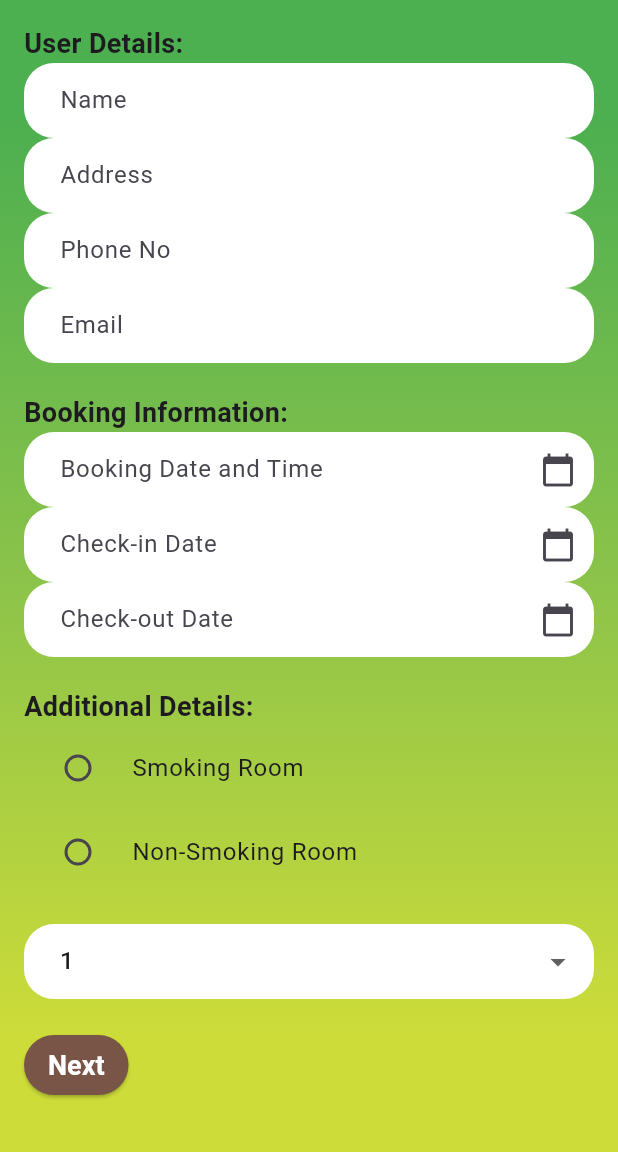
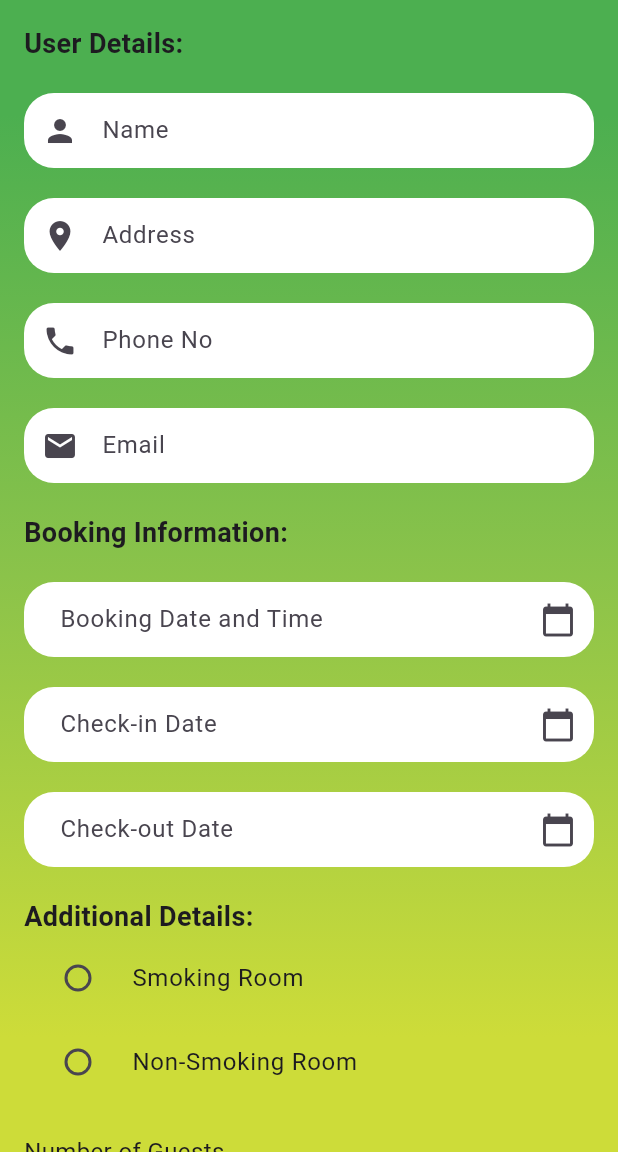
Before and after one commit to afeefnih/Assignment-Mobile, a Flutter app: the BookingPage1 screen opened directly, on a phone screen of 412 x 824 dp, the part 84-1236 px from its top. Run offline on Flutter 3.47's test engine with Material 3 defaults, Android fonts, the phone set to English and light mode, and no system bars; our stand-ins replace flutter_rating_bar, sqflite; accounts and stored records are empty.

Commit message:
Update booking_page_1.dart

```diff
--- a/lib/booking_page_1.dart
+++ b/lib/booking_page_1.dart
@@ -126,30 +126,30 @@ class _BookingPage1State extends State<BookingPage1> {
                 const Text(
                   'User Details:',
                   style: TextStyle(fontSize: 18, fontWeight: FontWeight.bold),
-                ),
+                ),const SizedBox(height: 20),
                 TextFormField(
                   controller: _nameController,
-                  decoration: const InputDecoration(labelText: 'Name'),
+                  decoration: const InputDecoration(prefixIcon: Icon(Icons.person), labelText: 'Name'),
                   validator: (value) {
                     if (value == null || value.isEmpty) {
                       return 'Please enter your name';
                     }
                     return null;
                   },
-                ),
+                ),const SizedBox(height: 20),
                 TextFormField(
                   controller: _addressController,
-                  decoration: const InputDecoration(labelText: 'Address'),
+                  decoration: const InputDecoration(prefixIcon: Icon(Icons.location_on), labelText: 'Address'),
                   validator: (value) {
                     if (value == null || value.isEmpty) {
                       return 'Please enter your address';
                     }
                     return null;
                   },
-                ),
+                ),const SizedBox(height: 20),
                 TextFormField(
                   controller: _phoneController,
-                  decoration: const InputDecoration(labelText: 'Phone No'),
+                  decoration: const InputDecoration(prefixIcon: Icon(Icons.phone),labelText: 'Phone No'),
                   validator: (value) {
                     if (value == null || value.isEmpty) {
                       return 'Please enter your phone number';
@@ -161,10 +161,10 @@ class _BookingPage1State extends State<BookingPage1> {
                     return null;
                   },
                   keyboardType: TextInputType.phone,
-                ),
+                ),const SizedBox(height: 20),
                 TextFormField(
                   controller: _emailController,
-                  decoration: const InputDecoration(labelText: 'Email'),
+                  decoration: const InputDecoration(prefixIcon: Icon(Icons.email), labelText: 'Email'),
                   validator: (value) {
                     if (value == null || value.isEmpty) {
                       return 'Please enter your email';
@@ -182,7 +182,7 @@ class _BookingPage1State extends State<BookingPage1> {
                 const Text(
                   'Booking Information:',
                   style: TextStyle(fontSize: 18, fontWeight: FontWeight.bold),
-                ),
+                ),const SizedBox(height: 20),
                 TextFormField(
                   controller: _bookingDateTimeController,
                   decoration: InputDecoration(
@@ -199,7 +199,7 @@ class _BookingPage1State extends State<BookingPage1> {
                     return null;
                   },
                   readOnly: true,
-                ),
+                ),const SizedBox(height: 20),
                 TextFormField(
                   controller: _checkInDateTimeController,
                   decoration: InputDecoration(
@@ -216,7 +216,7 @@ class _BookingPage1State extends State<BookingPage1> {
                     return null;
                   },
                   readOnly: true,
-                ),
+                ),const SizedBox(height: 20),
                 TextFormField(
                   controller: _checkOutDateTimeController,
                   decoration: InputDecoration(
@@ -259,6 +259,10 @@ class _BookingPage1State extends State<BookingPage1> {
                       .toList(),
                 ),
                 const SizedBox(height: 20),
+                const Text(
+                  'Number of Guests',
+                  style: TextStyle(fontSize: 16,),
+                ),
                 DropdownButtonFormField<int>(
                   value: _numGuests,
                   items: _numGuestsList.map((int value) {
```
